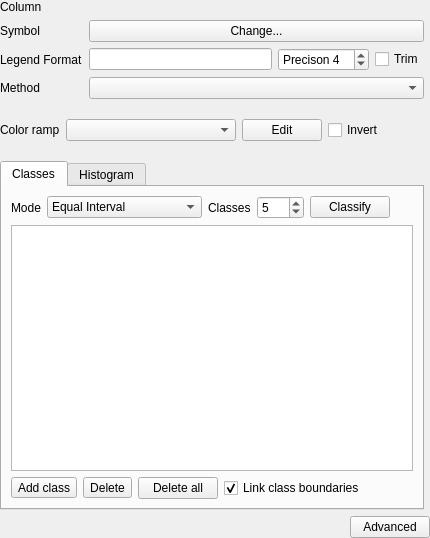
Above: src/ui/qgsgraduatedsymbolrendererv2widget.ui from qgis/QGIS before the change. Below: the same form after it.
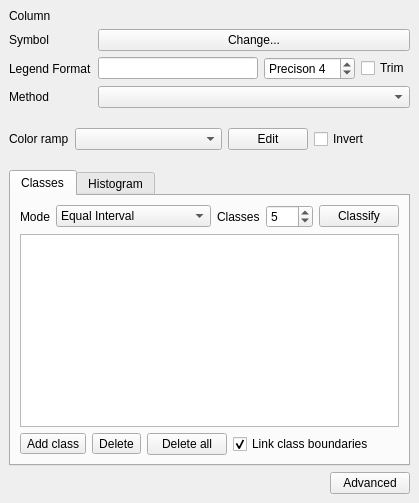
That is the form after the change. Icons and pictures are not drawn. Custom widgets are drawn as their Qt base class.

Patch:
```diff
--- a/src/ui/qgsgraduatedsymbolrendererv2widget.ui
+++ b/src/ui/qgsgraduatedsymbolrendererv2widget.ui
@@ -6,244 +6,73 @@
    <rect>
     <x>0</x>
     <y>0</y>
-    <width>430</width>
-    <height>538</height>
+    <width>388</width>
+    <height>503</height>
    </rect>
   </property>
   <layout class="QGridLayout" name="gridLayout" rowstretch="0,0,0">
    <property name="margin">
     <number>0</number>
    </property>
+   <item>
+    <widget class="QStackedWidget" name="mStackedWidget">
+     <widget class="QWidget" name="page_5">
+      <layout class="QGridLayout" name="gridLayout">
+       <item row="0" column="0">
+        <widget class="QLabel" name="label_4">
+         <property name="text">
+          <string>Column</string>
+         </property>
+        </widget>
+       </item>
+       <item row="0" column="1">
+        <widget class="QgsFieldExpressionWidget" name="mExpressionWidget" native="true">
+         <property name="sizePolicy">
+          <sizepolicy hsizetype="Preferred" vsizetype="Fixed">
+           <horstretch>0</horstretch>
+           <verstretch>0</verstretch>
+          </sizepolicy>
+         </property>
+         <property name="minimumSize">
+          <size>
+           <width>10</width>
+           <height>0</height>
+          </size>
+         </property>
+         <property name="maximumSize">
+          <size>
+           <width>500</width>
+           <height>16777215</height>
+          </size>
+         </property>
+         <property name="focusPolicy">
+          <enum>Qt::StrongFocus</enum>
+         </property>
+        </widget>
+       </item>
    <item row="1" column="0">
-    <widget class="QTabWidget" name="tabWidget">
-     <property name="currentIndex">
-      <number>0</number>
-     </property>
-     <widget class="QWidget" name="tab">
-      <attribute name="title">
-       <string>Classes</string>
-      </attribute>
-      <layout class="QVBoxLayout" name="verticalLayout">
-       <item>
-        <layout class="QHBoxLayout" name="horizontalLayout_5">
-         <item>
-          <widget class="QLabel" name="label_8">
+        <widget class="QLabel" name="label_6">
            <property name="text">
-            <string>Mode</string>
+          <string>Symbol</string>
            </property>
            <property name="buddy">
             <cstring>cboGraduatedMode</cstring>
            </property>
           </widget>
          </item>
-         <item>
-          <widget class="QComboBox" name="cboGraduatedMode">
-           <item>
-            <property name="text">
-             <string>Equal Interval</string>
-            </property>
-           </item>
-           <item>
-            <property name="text">
-             <string>Quantile (Equal Count)</string>
-            </property>
-           </item>
-           <item>
-            <property name="text">
-             <string>Natural Breaks (Jenks)</string>
-            </property>
-           </item>
-           <item>
-            <property name="text">
-             <string>Standard Deviation</string>
-            </property>
-           </item>
-           <item>
-            <property name="text">
-             <string>Pretty Breaks</string>
-            </property>
-           </item>
-          </widget>
-         </item>
-         <item>
-          <widget class="QLabel" name="label_5">
-           <property name="text">
-            <string>Classes</string>
-           </property>
-           <property name="buddy">
-            <cstring>spinGraduatedClasses</cstring>
-           </property>
-          </widget>
-         </item>
-         <item>
-          <widget class="QSpinBox" name="spinGraduatedClasses">
+       <item row="1" column="1">
+        <widget class="QPushButton" name="btnChangeGraduatedSymbol">
            <property name="sizePolicy">
             <sizepolicy hsizetype="Minimum" vsizetype="Fixed">
-             <horstretch>0</horstretch>
+           <horstretch>1</horstretch>
              <verstretch>0</verstretch>
             </sizepolicy>
            </property>
-           <property name="minimum">
-            <number>1</number>
-           </property>
-           <property name="maximum">
-            <number>999</number>
-           </property>
-           <property name="value">
-            <number>5</number>
-           </property>
-          </widget>
-         </item>
-         <item>
-          <widget class="QPushButton" name="btnGraduatedClassify">
            <property name="text">
-            <string>Classify</string>
+          <string>Change...</string>
            </property>
           </widget>
          </item>
-         <item>
-          <spacer name="horizontalSpacer_4">
-           <property name="orientation">
-            <enum>Qt::Horizontal</enum>
-           </property>
-           <property name="sizeHint" stdset="0">
-            <size>
-             <width>40</width>
-             <height>20</height>
-            </size>
-           </property>
-          </spacer>
-         </item>
-        </layout>
-       </item>
-       <item>
-        <widget class="QTreeView" name="viewGraduated">
-         <property name="contextMenuPolicy">
-          <enum>Qt::CustomContextMenu</enum>
-         </property>
-         <property name="showDropIndicator" stdset="0">
-          <bool>true</bool>
-         </property>
-         <property name="dragDropMode">
-          <enum>QAbstractItemView::InternalMove</enum>
-         </property>
-         <property name="selectionMode">
-          <enum>QAbstractItemView::ExtendedSelection</enum>
-         </property>
-         <property name="rootIsDecorated">
-          <bool>false</bool>
-         </property>
-         <property name="itemsExpandable">
-          <bool>false</bool>
-         </property>
-         <property name="sortingEnabled">
-          <bool>true</bool>
-         </property>
-        </widget>
-       </item>
-       <item>
-        <layout class="QHBoxLayout" name="horizontalLayout_3">
-         <item>
-          <widget class="QToolButton" name="btnGraduatedAdd">
-           <property name="text">
-            <string>Add class</string>
-           </property>
-           <property name="icon">
-            <iconset resource="../../images/images.qrc">
-             <normaloff>:/images/themes/default/symbologyAdd.png</normaloff>:/images/themes/default/symbologyAdd.png</iconset>
-           </property>
-          </widget>
-         </item>
-         <item>
-          <widget class="QToolButton" name="btnGraduatedDelete">
-           <property name="text">
-            <string>Delete</string>
-           </property>
-           <property name="icon">
-            <iconset resource="../../images/images.qrc">
-             <normaloff>:/images/themes/default/symbologyRemove.png</normaloff>:/images/themes/default/symbologyRemove.png</iconset>
-           </property>
-          </widget>
-         </item>
-         <item>
-          <widget class="QPushButton" name="btnDeleteAllClasses">
-           <property name="text">
-            <string>Delete all</string>
-           </property>
-           <property name="icon">
-            <iconset resource="../../images/images.qrc">
-             <normaloff>:/images/themes/default/symbologyRemove.png</normaloff>:/images/themes/default/symbologyRemove.png</iconset>
-           </property>
-          </widget>
-         </item>
-         <item>
-          <widget class="QCheckBox" name="cbxLinkBoundaries">
-           <property name="text">
-            <string>Link class boundaries</string>
-           </property>
-           <property name="checked">
-            <bool>true</bool>
-           </property>
-          </widget>
-         </item>
-         <item>
-          <spacer name="horizontalSpacer_2">
-           <property name="orientation">
-            <enum>Qt::Horizontal</enum>
-           </property>
-           <property name="sizeHint" stdset="0">
-            <size>
-             <width>40</width>
-             <height>20</height>
-            </size>
-           </property>
-          </spacer>
-         </item>
-        </layout>
-       </item>
-      </layout>
-     </widget>
-     <widget class="QWidget" name="tab_2">
-      <attribute name="title">
-       <string>Histogram</string>
-      </attribute>
-      <layout class="QVBoxLayout" name="verticalLayout_2" stretch="0">
-       <item>
-        <widget class="QgsGraduatedHistogramWidget" name="mHistogramWidget" native="true"/>
-       </item>
-      </layout>
-     </widget>
-    </widget>
-   </item>
-   <item row="2" column="0" colspan="2">
-    <layout class="QHBoxLayout" name="_2">
-     <item>
-      <spacer>
-       <property name="orientation">
-        <enum>Qt::Horizontal</enum>
-       </property>
-       <property name="sizeHint" stdset="0">
-        <size>
-         <width>40</width>
-         <height>20</height>
-        </size>
-       </property>
-      </spacer>
-     </item>
-     <item>
-      <widget class="QPushButton" name="btnAdvanced">
-       <property name="text">
-        <string>Advanced</string>
-       </property>
-      </widget>
-     </item>
-    </layout>
-   </item>
-   <item row="0" column="0" colspan="2">
-    <layout class="QGridLayout" columnstretch="0,0,0,0">
-     <property name="rightMargin">
-      <number>6</number>
-     </property>
      <item row="2" column="0">
       <widget class="QLabel" name="label">
        <property name="text">
@@ -257,27 +86,7 @@
        </property>
       </widget>
      </item>
-     <item row="1" column="1" colspan="2">
-      <widget class="QPushButton" name="btnChangeGraduatedSymbol">
-       <property name="sizePolicy">
-        <sizepolicy hsizetype="Minimum" vsizetype="Fixed">
-         <horstretch>1</horstretch>
-         <verstretch>0</verstretch>
-        </sizepolicy>
-       </property>
-       <property name="text">
-        <string>Change...</string>
-       </property>
-      </widget>
-     </item>
-     <item row="0" column="0">
-      <widget class="QLabel" name="label_4">
-       <property name="text">
-        <string>Column</string>
-       </property>
-      </widget>
-     </item>
-     <item row="2" column="1" colspan="2">
+       <item row="2" column="1">
       <layout class="QHBoxLayout" name="horizontalLayout_6">
        <property name="topMargin">
         <number>0</number>
@@ -332,41 +141,6 @@
        </item>
       </layout>
      </item>
-     <item row="0" column="1" colspan="2">
-      <widget class="QgsFieldExpressionWidget" name="mExpressionWidget" native="true">
-       <property name="sizePolicy">
-        <sizepolicy hsizetype="Preferred" vsizetype="Fixed">
-         <horstretch>0</horstretch>
-         <verstretch>0</verstretch>
-        </sizepolicy>
-       </property>
-       <property name="minimumSize">
-        <size>
-         <width>10</width>
-         <height>0</height>
-        </size>
-       </property>
-       <property name="maximumSize">
-        <size>
-         <width>500</width>
-         <height>16777215</height>
-        </size>
-       </property>
-       <property name="focusPolicy">
-        <enum>Qt::StrongFocus</enum>
-       </property>
-      </widget>
-     </item>
-     <item row="1" column="0">
-      <widget class="QLabel" name="label_6">
-       <property name="text">
-        <string>Symbol</string>
-       </property>
-       <property name="buddy">
-        <cstring>btnChangeGraduatedSymbol</cstring>
-       </property>
-      </widget>
-     </item>
      <item row="3" column="0">
       <widget class="QLabel" name="label_3">
        <property name="text">
@@ -374,14 +148,14 @@
        </property>
       </widget>
      </item>
-     <item row="3" column="1" colspan="2">
+       <item row="3" column="1">
       <widget class="QComboBox" name="methodComboBox">
        <property name="toolTip">
         <string>&lt;html&gt;&lt;head/&gt;&lt;body&gt;&lt;p&gt;Choose between color and size graduation. &lt;/p&gt;&lt;p&gt;&lt;br/&gt;&lt;/p&gt;&lt;p&gt;If you want to combine both, use a data-defined size for the symbol and graduate by color.&lt;/p&gt;&lt;/body&gt;&lt;/html&gt;</string>
        </property>
       </widget>
      </item>
-     <item row="4" column="0" colspan="3">
+       <item row="4" column="0" colspan="2">
       <widget class="QStackedWidget" name="mMethodStackedWidget">
        <property name="sizePolicy">
         <sizepolicy hsizetype="Preferred" vsizetype="Minimum">
@@ -528,7 +302,235 @@
        </widget>
       </widget>
      </item>
-    </layout>
+       <item row="5" column="0" colspan="2">
+        <widget class="QTabWidget" name="tabWidget">
+         <property name="currentIndex">
+          <number>0</number>
+         </property>
+         <widget class="QWidget" name="tab">
+          <attribute name="title">
+           <string>Classes</string>
+          </attribute>
+          <layout class="QVBoxLayout" name="verticalLayout">
+           <item>
+            <layout class="QHBoxLayout" name="horizontalLayout_5">
+             <item>
+              <widget class="QLabel" name="label_8">
+               <property name="text">
+                <string>Mode</string>
+               </property>
+               <property name="buddy">
+                <cstring>cboGraduatedMode</cstring>
+               </property>
+              </widget>
+             </item>
+             <item>
+              <widget class="QComboBox" name="cboGraduatedMode">
+               <item>
+                <property name="text">
+                 <string>Equal Interval</string>
+                </property>
+               </item>
+               <item>
+                <property name="text">
+                 <string>Quantile (Equal Count)</string>
+                </property>
+               </item>
+               <item>
+                <property name="text">
+                 <string>Natural Breaks (Jenks)</string>
+                </property>
+               </item>
+               <item>
+                <property name="text">
+                 <string>Standard Deviation</string>
+                </property>
+               </item>
+               <item>
+                <property name="text">
+                 <string>Pretty Breaks</string>
+                </property>
+               </item>
+              </widget>
+             </item>
+             <item>
+              <widget class="QLabel" name="label_5">
+               <property name="text">
+                <string>Classes</string>
+               </property>
+               <property name="buddy">
+                <cstring>spinGraduatedClasses</cstring>
+               </property>
+              </widget>
+             </item>
+             <item>
+              <widget class="QSpinBox" name="spinGraduatedClasses">
+               <property name="sizePolicy">
+                <sizepolicy hsizetype="Minimum" vsizetype="Fixed">
+                 <horstretch>0</horstretch>
+                 <verstretch>0</verstretch>
+                </sizepolicy>
+               </property>
+               <property name="minimum">
+                <number>1</number>
+               </property>
+               <property name="maximum">
+                <number>999</number>
+               </property>
+               <property name="value">
+                <number>5</number>
+               </property>
+              </widget>
+             </item>
+             <item>
+              <widget class="QPushButton" name="btnGraduatedClassify">
+               <property name="text">
+                <string>Classify</string>
+               </property>
+              </widget>
+             </item>
+             <item>
+              <spacer name="horizontalSpacer_4">
+               <property name="orientation">
+                <enum>Qt::Horizontal</enum>
+               </property>
+               <property name="sizeHint" stdset="0">
+                <size>
+                 <width>40</width>
+                 <height>20</height>
+                </size>
+               </property>
+              </spacer>
+             </item>
+            </layout>
+           </item>
+           <item>
+            <widget class="QTreeView" name="viewGraduated">
+             <property name="contextMenuPolicy">
+              <enum>Qt::CustomContextMenu</enum>
+             </property>
+             <property name="showDropIndicator" stdset="0">
+              <bool>true</bool>
+             </property>
+             <property name="dragDropMode">
+              <enum>QAbstractItemView::InternalMove</enum>
+             </property>
+             <property name="selectionMode">
+              <enum>QAbstractItemView::ExtendedSelection</enum>
+             </property>
+             <property name="rootIsDecorated">
+              <bool>false</bool>
+             </property>
+             <property name="itemsExpandable">
+              <bool>false</bool>
+             </property>
+             <property name="sortingEnabled">
+              <bool>true</bool>
+             </property>
+            </widget>
+           </item>
+           <item>
+            <layout class="QHBoxLayout" name="horizontalLayout_3">
+             <item>
+              <widget class="QToolButton" name="btnGraduatedAdd">
+               <property name="text">
+                <string>Add class</string>
+               </property>
+               <property name="icon">
+                <iconset resource="../../images/images.qrc">
+                 <normaloff>:/images/themes/default/symbologyAdd.png</normaloff>:/images/themes/default/symbologyAdd.png</iconset>
+               </property>
+              </widget>
+             </item>
+             <item>
+              <widget class="QToolButton" name="btnGraduatedDelete">
+               <property name="text">
+                <string>Delete</string>
+               </property>
+               <property name="icon">
+                <iconset resource="../../images/images.qrc">
+                 <normaloff>:/images/themes/default/symbologyRemove.png</normaloff>:/images/themes/default/symbologyRemove.png</iconset>
+               </property>
+              </widget>
+             </item>
+             <item>
+              <widget class="QPushButton" name="btnDeleteAllClasses">
+               <property name="text">
+                <string>Delete all</string>
+               </property>
+               <property name="icon">
+                <iconset resource="../../images/images.qrc">
+                 <normaloff>:/images/themes/default/symbologyRemove.png</normaloff>:/images/themes/default/symbologyRemove.png</iconset>
+               </property>
+              </widget>
+             </item>
+             <item>
+              <widget class="QCheckBox" name="cbxLinkBoundaries">
+               <property name="text">
+                <string>Link class boundaries</string>
+               </property>
+               <property name="checked">
+                <bool>true</bool>
+               </property>
+              </widget>
+             </item>
+             <item>
+              <spacer name="horizontalSpacer_2">
+               <property name="orientation">
+                <enum>Qt::Horizontal</enum>
+               </property>
+               <property name="sizeHint" stdset="0">
+                <size>
+                 <width>40</width>
+                 <height>20</height>
+                </size>
+               </property>
+              </spacer>
+             </item>
+            </layout>
+           </item>
+          </layout>
+         </widget>
+         <widget class="QWidget" name="tab_2">
+          <attribute name="title">
+           <string>Histogram</string>
+          </attribute>
+          <layout class="QVBoxLayout" name="verticalLayout_2" stretch="0">
+           <item>
+            <widget class="QgsGraduatedHistogramWidget" name="mHistogramWidget" native="true"/>
+           </item>
+          </layout>
+         </widget>
+        </widget>
+       </item>
+       <item row="6" column="0" colspan="2">
+        <layout class="QHBoxLayout" name="_2">
+         <item>
+          <spacer>
+           <property name="orientation">
+            <enum>Qt::Horizontal</enum>
+           </property>
+           <property name="sizeHint" stdset="0">
+            <size>
+             <width>40</width>
+             <height>20</height>
+            </size>
+           </property>
+          </spacer>
+         </item>
+         <item>
+          <widget class="QPushButton" name="btnAdvanced">
+           <property name="text">
+            <string>Advanced</string>
+           </property>
+          </widget>
+         </item>
+        </layout>
+       </item>
+      </layout>
+     </widget>
+     <widget class="QWidget" name="page_6"/>
+    </widget>
    </item>
   </layout>
  </widget>
```
Left out of the diff: 7 changed lines with no effect on the pictures. Lines whose indentation alone changed are shown as unchanged.
